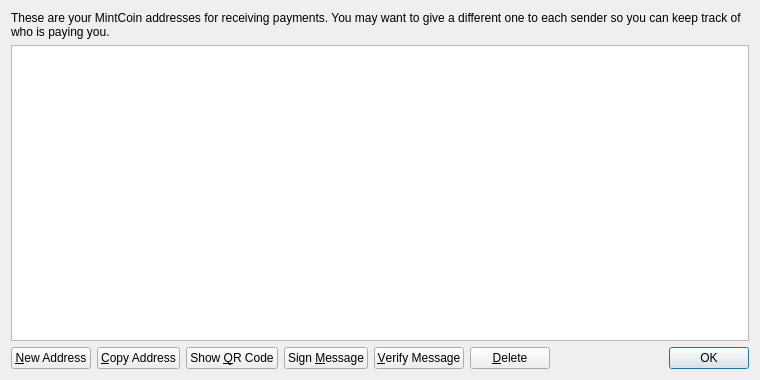
First picture: the form in src/qt/forms/addressbookpage.ui, repository Crestington/mintcoin, before the edit.
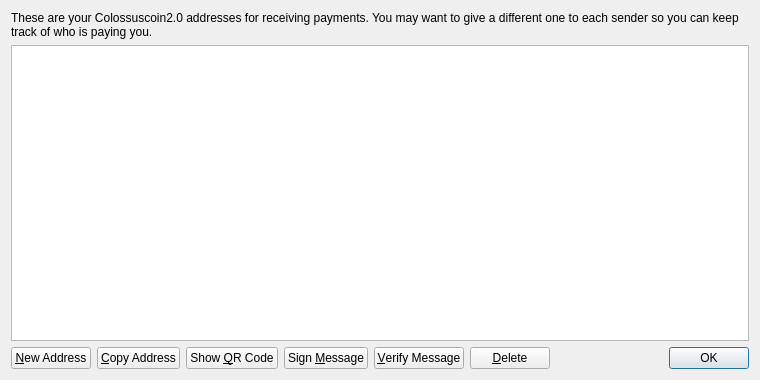
Second picture: the form after the edit. Icons and pictures are not drawn.

What changed in the file:
```diff
--- a/src/qt/forms/addressbookpage.ui
+++ b/src/qt/forms/addressbookpage.ui
@@ -17,7 +17,7 @@
    <item>
     <widget class="QLabel" name="labelExplanation">
      <property name="text">
-      <string>These are your MintCoin addresses for receiving payments. You may want to give a different one to each sender so you can keep track of who is paying you.</string>
+      <string>These are your Colossuscoin2.0 addresses for receiving payments. You may want to give a different one to each sender so you can keep track of who is paying you.</string>
      </property>
      <property name="textFormat">
       <enum>Qt::PlainText</enum>
```
Left out of the diff: 4 changed lines with no effect on the pictures.
